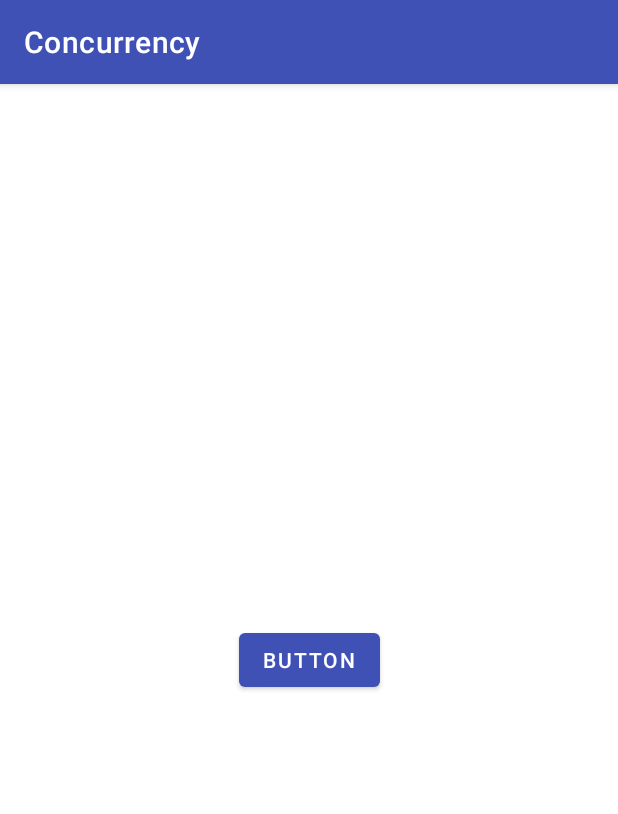
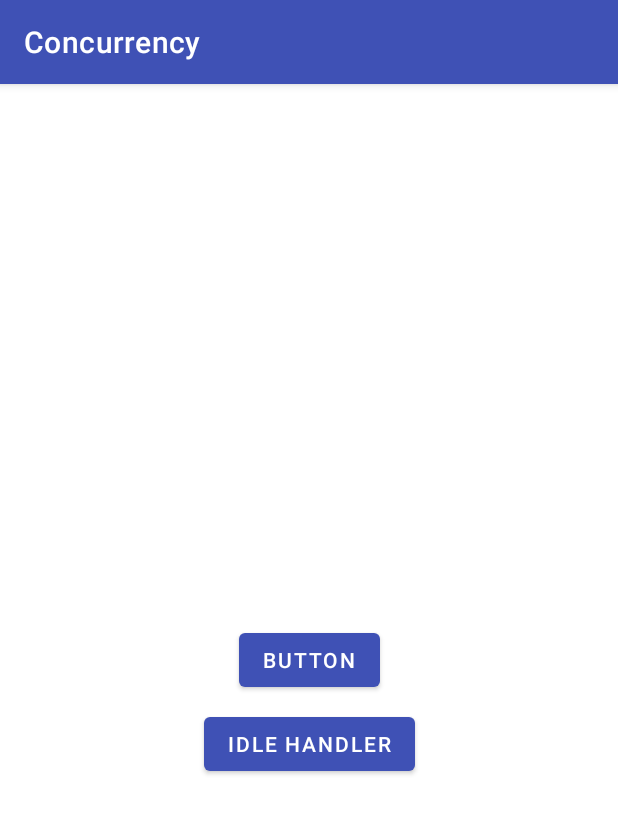
Before and after one commit to stanbar/AndroidConcurrency, an Android app: the LooperActivity screen opened directly, with no data from a screen before it, after a tap on "BUTTON", on a phone screen of 412 x 824 dp. Shown: the top 814 px of the screen. Run offline under Robolectric (Android 15) with nearby library versions, the phone set to English and light mode, and no system bars; our stand-ins replace Timber.

Commit message:
add MessageQueue idle listener
Took 28 minutes

```diff
--- /dev/null
+++ b/app/src/main/java/com/stasbar/concurrency/looper/ConsumeAndQuitThread.kt
@@ -0,0 +1,38 @@
+package com.stasbar.concurrency.looper
+
+import android.os.Handler
+import android.os.Looper
+import android.os.MessageQueue
+import timber.log.Timber
+
+class ConsumeAndQuitThread : Thread("ConsumeAndQuitThread"), MessageQueue.IdleHandler {
+
+    lateinit var consumerHandler: Handler
+
+    private var isFirstIdle = true
+    override fun queueIdle(): Boolean {
+        if (isFirstIdle) {
+            isFirstIdle = false
+            return true
+        }
+        Timber.d("MessageQueue is in idle, it's going to quit now. Bye !")
+        Looper.myLooper()?.quit()
+        return false
+    }
+
+    override fun run() {
+        Looper.prepare()
+        consumerHandler = Handler { message ->
+            Timber.d("ConsumeHandler ${message.what}")
+            sleep(100)
+            false
+        }
+
+        Looper.myQueue().addIdleHandler(this)
+        Looper.loop()
+    }
+
+    fun enqueueData(what: Int) {
+        consumerHandler.sendEmptyMessage(what)
+    }
+}
--- a/app/src/main/java/com/stasbar/concurrency/looper/LooperActivity.kt
+++ b/app/src/main/java/com/stasbar/concurrency/looper/LooperActivity.kt
@@ -1,17 +1,16 @@
 package com.stasbar.concurrency.looper
 
 import android.os.Bundle
-import android.os.Handler
-import android.os.Looper
-import android.os.Message
+import android.os.SystemClock
 import androidx.appcompat.app.AppCompatActivity
 import com.stasbar.concurrency.R
 import kotlinx.android.synthetic.main.activity_looper.*
-import timber.log.Timber
+import kotlin.random.Random
 
 class LooperActivity : AppCompatActivity() {
 
-    lateinit var looperThread: LooperThread
+    private lateinit var looperThread: LooperThread
+    private lateinit var consumeAndQuitThread: ConsumeAndQuitThread
 
     override fun onCreate(savedInstanceState: Bundle?) {
         super.onCreate(savedInstanceState)
@@ -25,35 +24,24 @@ class LooperActivity : AppCompatActivity() {
                 message.sendToTarget()
             }
         }
+
+        consumeAndQuitThread = ConsumeAndQuitThread()
+        consumeAndQuitThread.start()
+
+        btnIdle.setOnClickListener {
+            repeat(10) {
+                Thread {
+                    repeat(10) {
+                        SystemClock.sleep(Random.nextLong(10))
+                        consumeAndQuitThread.enqueueData(it)
+                    }
+                }.start()
+            }
+        }
     }
 
     override fun onDestroy() {
         super.onDestroy()
         looperThread.handler?.looper?.quit()
     }
-
-    class LooperThread : Thread() {
-        var handler: Handler? = null
-
-        override fun run() {
-            Looper.prepare()
-            handler = Handler { msg: Message? ->
-                if (msg?.what == 0) {
-                    doLongRunningOperation(msg.data.getString("message", ""))
-                }
-                false
-            }
-
-            Looper.loop()
-            Timber.d("Released thread from looping")
-        }
-
-        private fun doLongRunningOperation(message: String) {
-            Handler(Looper.getMainLooper()).post {
-                Timber.d("Invoked from MainLooper in thread: ${Thread.currentThread().name} with message $message")
-            }
-
-            Timber.d("Invoked from LooperThread in thread: ${Thread.currentThread().name} with message $message")
-        }
-    }
 }
--- /dev/null
+++ b/app/src/main/java/com/stasbar/concurrency/looper/LooperThread.kt
@@ -0,0 +1,42 @@
+package com.stasbar.concurrency.looper
+
+import android.os.Handler
+import android.os.Looper
+import android.os.Message
+import android.os.MessageQueue
+import timber.log.Timber
+
+class LooperThread : Thread() {
+    var handler: Handler? = null
+
+    override fun run() {
+        Looper.prepare()
+        handler = Handler { msg: Message? ->
+            if (msg?.what == 0) {
+                doLongRunningOperation(msg.data.getString("message", ""))
+            }
+            false
+        }
+
+        val queue = Looper.myQueue()
+        val idleHandler = object : MessageQueue.IdleHandler {
+            var invocations = 0
+            override fun queueIdle(): Boolean {
+                Timber.d("[${invocations++}]Dispatched in idle handler")
+                return invocations < 10
+            }
+
+        }
+        queue.addIdleHandler(idleHandler)
+        Looper.loop()
+        Timber.d("Released thread from looping")
+    }
+
+    private fun doLongRunningOperation(message: String) {
+        Handler(Looper.getMainLooper()).post {
+            Timber.d("Invoked from MainLooper in thread: ${Thread.currentThread().name} with message $message")
+        }
+
+        Timber.d("Invoked from LooperThread in thread: ${Thread.currentThread().name} with message $message")
+    }
+}
--- a/app/src/main/res/layout/activity_looper.xml
+++ b/app/src/main/res/layout/activity_looper.xml
@@ -19,4 +19,14 @@
         app:layout_constraintEnd_toEndOf="parent"
         app:layout_constraintStart_toStartOf="parent"
         app:layout_constraintTop_toTopOf="parent" />
+
+    <Button
+        android:id="@+id/btnIdle"
+        android:layout_width="wrap_content"
+        android:layout_height="wrap_content"
+        android:layout_marginTop="8dp"
+        android:text="Idle Handler"
+        app:layout_constraintEnd_toEndOf="@+id/button"
+        app:layout_constraintStart_toStartOf="@+id/button"
+        app:layout_constraintTop_toBottomOf="@+id/button" />
 </androidx.constraintlayout.widget.ConstraintLayout>
```
